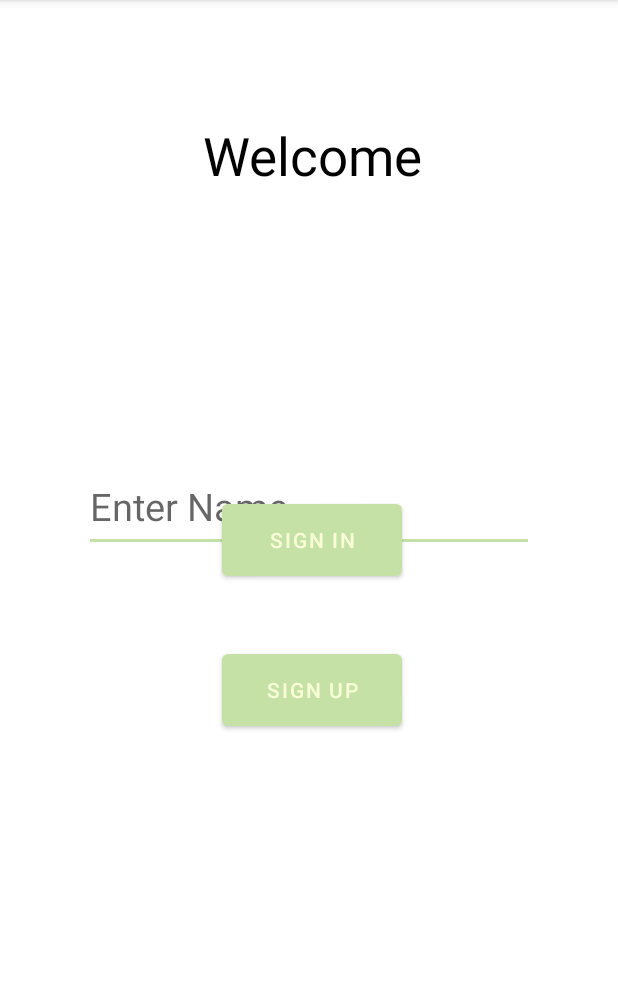
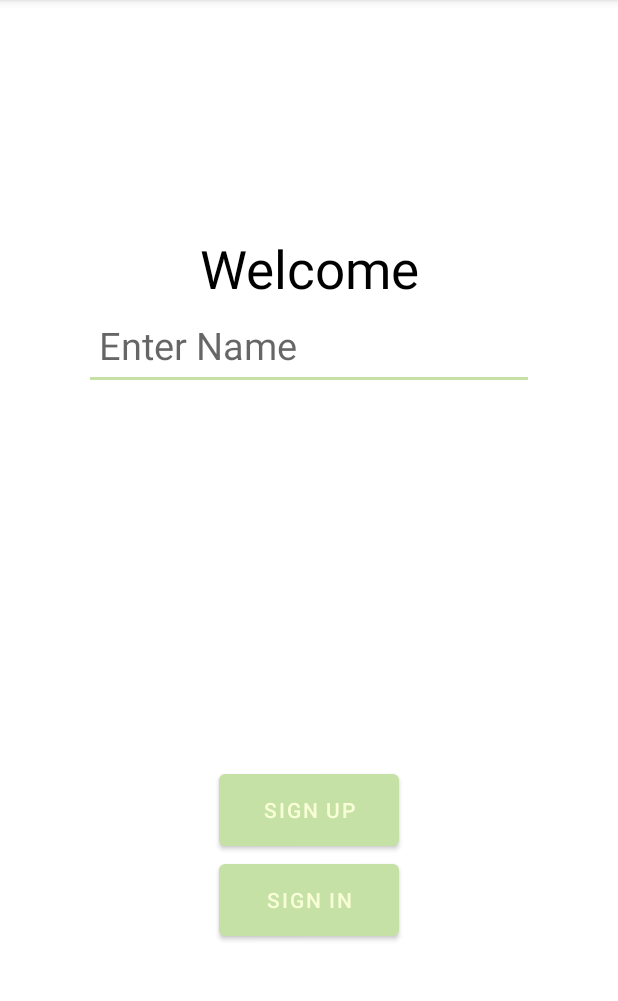
Before and after one commit to eleniS21/MyStylesAndThemesApp, an Android app: the screen it shows after launch (MainActivity), on a phone screen of 412 x 824 dp, the part 84-1085 px from its top. Run offline under Robolectric (Android 15) with nearby library versions, the phone set to English and light mode, and no system bars.

Commit message:
Have all of the rubric requirements 5th one

```diff
--- a/app/build.gradle
+++ b/app/build.gradle
@@ -1,5 +1,6 @@
 plugins {
     id 'com.android.application'
+    id 'org.jetbrains.kotlin.android'
 }
 
 android {
@@ -25,6 +26,9 @@ android {
         sourceCompatibility JavaVersion.VERSION_1_8
         targetCompatibility JavaVersion.VERSION_1_8
     }
+    kotlinOptions {
+        jvmTarget = '1.8'
+    }
 }
 
 dependencies {
@@ -32,6 +36,7 @@ dependencies {
     implementation 'androidx.appcompat:appcompat:1.5.0'
     implementation 'com.google.android.material:material:1.6.1'
     implementation 'androidx.constraintlayout:constraintlayout:2.1.4'
+    implementation 'androidx.core:core-ktx:1.7.0'
     testImplementation 'junit:junit:4.13.2'
     androidTestImplementation 'androidx.test.ext:junit:1.1.3'
     androidTestImplementation 'androidx.test.espresso:espresso-core:3.4.0'
--- a/app/src/main/res/layout/activity_main.xml
+++ b/app/src/main/res/layout/activity_main.xml
@@ -1,57 +1,73 @@
 <?xml version="1.0" encoding="utf-8"?>
-<androidx.constraintlayout.widget.ConstraintLayout xmlns:android="http://schemas.android.com/apk/res/android"
+<LinearLayout xmlns:android="http://schemas.android.com/apk/res/android"
     xmlns:app="http://schemas.android.com/apk/res-auto"
     xmlns:tools="http://schemas.android.com/tools"
     android:layout_width="match_parent"
     android:layout_height="match_parent"
+    android:orientation="vertical"
     tools:context=".MainActivity">
+
+    <TextView
+        android:id="@+id/textView"
+        android:layout_width="@dimen/textViewWidth"
+        android:layout_height="@dimen/textViewHeight"
+        android:padding="@dimen/viewPadding"
+        android:layout_marginTop="@dimen/textViewTopMargin"
+        android:text="Welcome"
+        android:textAlignment="center"
+        android:textColor="@color/primaryTextColor"
+        android:textSize="@dimen/fontLarge"
+        app:layout_constraintBottom_toBottomOf="parent"
+        app:layout_constraintEnd_toEndOf="parent"
+        app:layout_constraintHorizontal_bias="0.497"
+        app:layout_constraintStart_toStartOf="parent"
+        app:layout_constraintTop_toTopOf="parent"
+        android:layout_gravity="center"
+        app:layout_constraintVertical_bias="0.422" />
+
+    <EditText
+        android:id="@+id/editTextTextPersonName"
+        android:layout_width="@dimen/editTextWidth"
+        android:layout_height="@dimen/editTextHeight"
+        android:ems="10"
+        android:hint="Enter Name"
+        android:inputType="textPersonName"
+        android:padding="@dimen/editPadding"
+        android:text=""
+        android:textColor="@color/primaryTextColor"
+        android:textSize="@dimen/fontsize"
+        app:layout_constraintBottom_toBottomOf="parent"
+        app:layout_constraintEnd_toEndOf="parent"
+        app:layout_constraintHorizontal_bias="0.495"
+        app:layout_constraintStart_toStartOf="parent"
+        app:layout_constraintTop_toTopOf="parent"
+        android:layout_gravity="center"
+        app:layout_constraintVertical_bias="0.299" />
 
     <Button
         android:id="@+id/button2"
         android:layout_width="@dimen/buttonWidth"
         android:layout_height="@dimen/buttonHeight"
         android:layout_marginTop="@dimen/button2BotMarg"
-        android:layout_marginEnd="@dimen/buttonEndMargin"
+        android:layout_gravity="center"
         android:text="Sign Up"
+        app:layout_constraintBottom_toBottomOf="parent"
         app:layout_constraintEnd_toEndOf="parent"
+        app:layout_constraintStart_toStartOf="parent"
         app:layout_constraintTop_toTopOf="parent" />
 
     <Button
         android:id="@+id/button"
         android:layout_width="@dimen/buttonWidth"
         android:layout_height="@dimen/buttonHeight"
-        android:layout_marginTop="@dimen/buttonTopMargin"
-        android:layout_marginEnd="@dimen/buttonEndMargin"
+        android:layout_gravity="center"
+        android:padding="@dimen/buttonPadding"
         android:text="Sign In"
+        app:layout_constraintBottom_toBottomOf="parent"
         app:layout_constraintEnd_toEndOf="parent"
-        app:layout_constraintTop_toTopOf="parent" />
+        app:layout_constraintHorizontal_bias="0.498"
+        app:layout_constraintStart_toStartOf="parent"
+        app:layout_constraintTop_toTopOf="parent"
+        app:layout_constraintVertical_bias="0.605" />
 
-    <TextView
-        android:id="@+id/textView"
-        android:layout_width="@dimen/textViewWidth"
-        android:layout_height="@dimen/textViewHeight"
-        android:layout_marginTop="@dimen/textViewTopMargin"
-        android:layout_marginEnd="@dimen/textViewEndMargin"
-        android:text="Welcome"
-        android:textAlignment="center"
-        android:textColor="@color/primaryTextColor"
-        android:textSize="@dimen/fontLarge"
-        app:layout_constraintEnd_toEndOf="parent"
-        app:layout_constraintTop_toTopOf="parent" />
-
-    <EditText
-        android:id="@+id/editTextTextPersonName"
-        android:layout_width="@dimen/editTextWidth"
-        android:layout_height="@dimen/editTextHeight"
-        android:layout_marginEnd="@dimen/editTextEndMargin"
-        android:layout_marginBottom="@dimen/editTextBotMargin"
-        android:ems="10"
-        android:hint="Enter Name"
-        android:inputType="textPersonName"
-        android:text=""
-        android:textSize="@dimen/fontsize"
-        android:textColor="@color/primaryTextColor"
-        app:layout_constraintBottom_toBottomOf="parent"
-        app:layout_constraintEnd_toEndOf="parent" />
-
-</androidx.constraintlayout.widget.ConstraintLayout>
+</LinearLayout>
--- a/app/src/main/res/values/dimens.xml
+++ b/app/src/main/res/values/dimens.xml
@@ -1,19 +1,20 @@
 <?xml version="1.0" encoding="utf-8"?>
 <resources>
     <dimen name="textViewWidth">200dp</dimen>
-    <dimen name="textViewHeight">40dp</dimen>
+    <dimen name="textViewHeight">50dp</dimen>
     <dimen name="editTextWidth">300dp</dimen>
     <dimen name="editTextHeight">60dp</dimen>
-    <dimen name="textViewTopMargin">80dp</dimen>
-    <dimen name="textViewEndMargin">104dp</dimen>
-    <dimen name="editTextEndMargin">56dp</dimen>
-    <dimen name="editTextBotMargin">400dp</dimen>
-    <dimen name="buttonEndMargin">144dp</dimen>
-    <dimen name="buttonTopMargin">330dp</dimen>
+
+    <dimen name="textViewTopMargin">150dp</dimen>
+    <dimen name="button2BotMarg">250dp</dimen>
+
     <dimen name="buttonWidth">120dp</dimen>
     <dimen name="buttonHeight">60dp</dimen>
-    <dimen name="button2BotMarg">430dp</dimen>
+
     <dimen name="fontsize">25sp</dimen>
     <dimen name="fontLarge">35sp</dimen>
 
+    <dimen name="buttonPadding">5dp</dimen>
+    <dimen name="viewPadding">5dp</dimen>
+    <dimen name="editPadding">10dp</dimen>
 </resources>
--- a/build.gradle
+++ b/build.gradle
@@ -1,7 +1,8 @@
 // Top-level build file where you can add configuration options common to all sub-projects/modules.
 plugins {
-    id 'com.android.application' version '7.2.0' apply false
+    id 'com.android.application' version '7.2.2' apply false
     id 'com.android.library' version '7.2.0' apply false
+    id 'org.jetbrains.kotlin.android' version '1.6.10' apply false
 }
 
 task clean(type: Delete) {
--- a/settings.gradle
+++ b/settings.gradle
@@ -15,3 +15,4 @@ dependencyResolutionManagement {
 rootProject.name = "My Application"
 include ':app'
 include ':app'
+include ':app'
```
Also changed, not shown: 2 other files.
